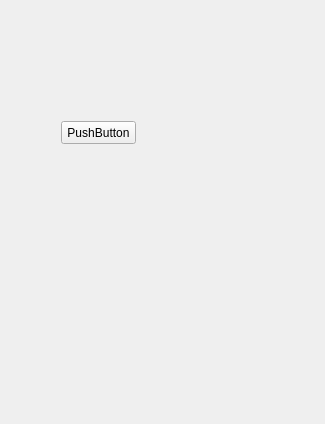
The window that widget.ui (Pchelovec/PollyAndLolly_release) describes before a commit, drawn with Qt 5.
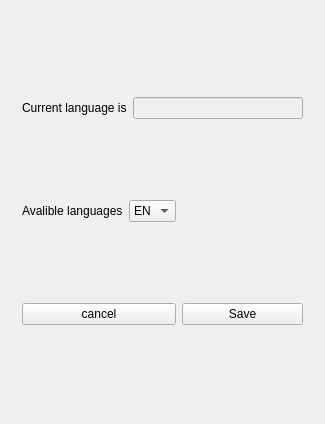
The same window after the commit. The open tabs and pages were chosen to show the change. Icons and pictures are not drawn. Custom widgets are drawn as their Qt base class.

Diff of the .ui file:
```diff
--- a/widget.ui
+++ b/widget.ui
@@ -252,19 +252,70 @@
       </layout>
      </widget>
      <widget class="QWidget" name="page_3">
-      <widget class="QPushButton" name="pushButton">
-       <property name="geometry">
-        <rect>
-         <x>50</x>
-         <y>110</y>
-         <width>75</width>
-         <height>23</height>
-        </rect>
-       </property>
-       <property name="text">
-        <string>PushButton</string>
-       </property>
-      </widget>
+      <layout class="QGridLayout" name="gridLayout_3">
+       <item row="1" column="0">
+        <layout class="QHBoxLayout" name="horizontalLayout_3">
+         <item>
+          <widget class="QLabel" name="label_3">
+           <property name="text">
+            <string>Avalible languages</string>
+           </property>
+          </widget>
+         </item>
+         <item>
+          <widget class="QComboBox" name="comboBox">
+           <item>
+            <property name="text">
+             <string>EN</string>
+            </property>
+           </item>
+           <item>
+            <property name="text">
+             <string>RU</string>
+            </property>
+           </item>
+           <item>
+            <property name="text">
+             <string>UA</string>
+            </property>
+           </item>
+          </widget>
+         </item>
+        </layout>
+       </item>
+       <item row="2" column="0">
+        <widget class="QPushButton" name="pushButton_3">
+         <property name="text">
+          <string>cancel</string>
+         </property>
+        </widget>
+       </item>
+       <item row="2" column="1">
+        <widget class="QPushButton" name="pushButton">
+         <property name="text">
+          <string>Save</string>
+         </property>
+        </widget>
+       </item>
+       <item row="0" column="0" colspan="2">
+        <layout class="QHBoxLayout" name="horizontalLayout_2">
+         <item>
+          <widget class="QLabel" name="label">
+           <property name="text">
+            <string>Current language is</string>
+           </property>
+          </widget>
+         </item>
+         <item>
+          <widget class="QLineEdit" name="currentLanguageLE">
+           <property name="enabled">
+            <bool>false</bool>
+           </property>
+          </widget>
+         </item>
+        </layout>
+       </item>
+      </layout>
      </widget>
     </widget>
    </item>
```
Left out of the diff: 89 changed lines with no effect on the pictures.
